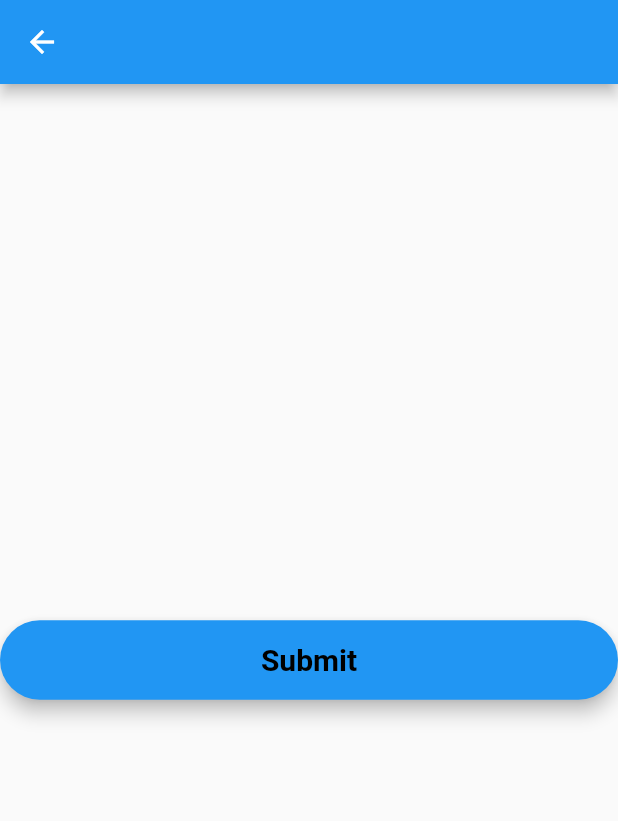
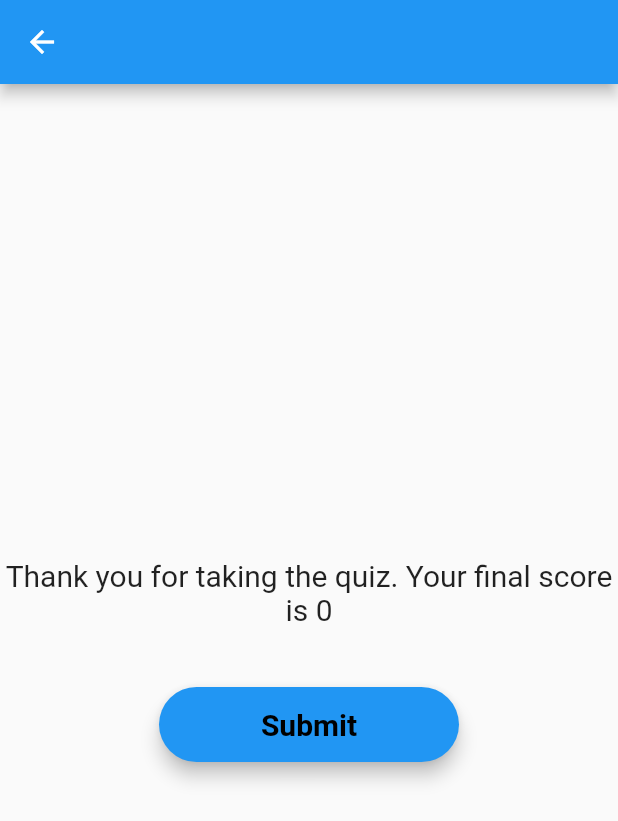
Before and after one commit to Jaydenho99/CAT304-Phi-Secure, a Flutter app: the HomePage screen opened directly, after a tap on "Start Quiz", on a phone screen of 412 x 824 dp. Shown: the top 821 px of the screen. Run offline on Flutter 3.47's test engine with Material 2 defaults, Android fonts, the phone set to English and light mode, and no system bars; our stand-ins replace cloud_firestore, firebase_auth, firebase_core, fluttertoast, gradient_widgets and 1 more; missing offline and left inert: dart:ffi, flash_card; accounts and stored records are empty.

Commit message:
Clean up, add text to quiz

```diff
--- a/lib/Screen/quiz/quiz_start.dart
+++ b/lib/Screen/quiz/quiz_start.dart
@@ -48,7 +48,7 @@ class _HomePageState extends State<HomePage> {
   Widget build(BuildContext context) {
     return Scaffold(
       appBar: AppBar(
-        title: Text('${name}'),
+        title: Text('${name}', style: TextStyle(fontSize: 29)),
         centerTitle: true,
       ),
       body: Center(
@@ -66,6 +66,7 @@ class _HomePageState extends State<HomePage> {
                       padding: const EdgeInsets.all(10.0),
                       child: Text(
                         'There will be questions displayed one by one. All questions have one correct answer. The one which you think as correct, please press that option button.',
+                        textAlign: TextAlign.center,
                         style: TextStyle(fontSize: 19),
                       ),
                     ),
@@ -76,7 +77,7 @@ class _HomePageState extends State<HomePage> {
                           count++;
                         });
                       },
-                      color: Colors.green,
+                      color: Colors.blue,
                       height: 80,
                       minWidth: 300,
                       child: Text(
@@ -88,13 +89,20 @@ class _HomePageState extends State<HomePage> {
                 )
               : Container(
                   child: count > countElement
-                      ? Material(
+                      ? Column(
+                          mainAxisAlignment: MainAxisAlignment.center,
+                          children: <Widget>[
+                            Text(
+                                'Thank you for taking the quiz. Your final score is ${score}',
+                                textAlign: TextAlign.center,
+                                style: TextStyle(fontSize: 20)),
+                            SizedBox(height: 40),
+                            ElevatedButton(
+                              style: ElevatedButton.styleFrom(
                                   elevation: 5,
-                          borderRadius: BorderRadius.circular(30),
-                          color: Colors.blue,
-                          child: MaterialButton(
-                            padding: EdgeInsets.fromLTRB(20, 15, 20, 15),
-                            minWidth: MediaQuery.of(context).size.width,
+                                  shape: RoundedRectangleBorder(
+                                      borderRadius: BorderRadius.circular(30)),
+                                  minimumSize: Size(200, 50)),
                               onPressed: () {
                                 submitScore(score);
                                 Navigator.push(
@@ -110,7 +118,9 @@ class _HomePageState extends State<HomePage> {
                                     color: Colors.black,
                                     fontWeight: FontWeight.bold),
                               ),
-                          ))
+                            )
+                          ],
+                        )
                       : Column(
                           mainAxisAlignment: MainAxisAlignment.center,
                           children: [
```
Lines whose indentation alone changed are shown as unchanged.
